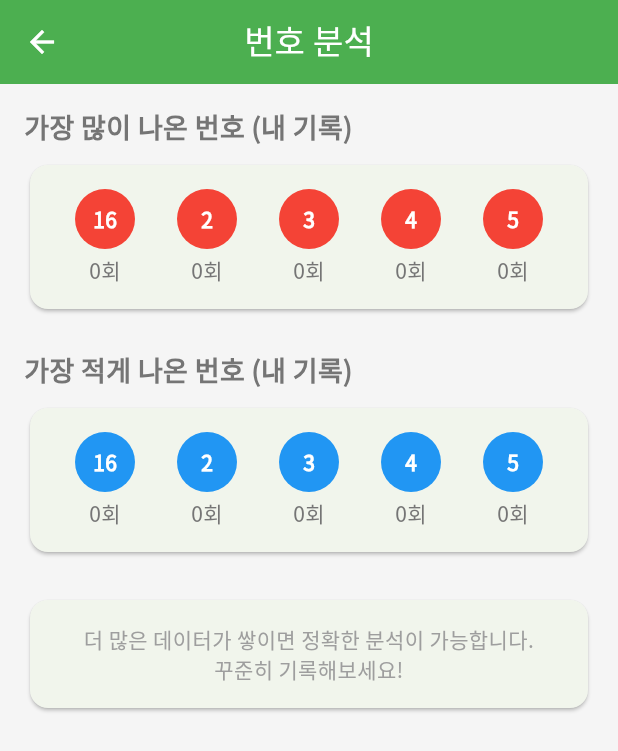
After one commit to kwanghan-bae/clover_wallat_app, a Flutter app: the screen it shows after launch, after a tap on "번호 분석", on a phone screen of 412 x 824 dp. The commit adds this screen. Shown: the top 751 px of the screen. Run offline on Flutter 3.47's test engine with Material 3 defaults, Android fonts, the phone set to English and light mode, and no system bars; our stand-ins replace google_fonts, shared_preferences; missing offline and left inert: mobile_scanner; network calls fail.

Commit message:
Phase 5: 기능 고도화 (QR 스캔, 번호 분석 통계) 구현

```diff
--- a/lib/main.dart
+++ b/lib/main.dart
@@ -8,6 +8,7 @@ import 'package:clover_wallet_app/services/lotto_spot_api_service.dart';
 import 'package:clover_wallet_app/viewmodels/lotto_spot_viewmodel.dart';
 import 'package:clover_wallet_app/viewmodels/history_viewmodel.dart';
 import 'package:clover_wallet_app/services/winning_check_service.dart';
+import 'package:clover_wallet_app/viewmodels/statistics_viewmodel.dart';
 
 void main() {
   runApp(
@@ -37,6 +38,11 @@ void main() {
             winningCheckService: context.read<WinningCheckService>(),
           ),
         ),
+        ChangeNotifierProvider<StatisticsViewModel>(
+          create: (context) => StatisticsViewModel(
+            historyViewModel: context.read<HistoryViewModel>(),
+          ),
+        ),
       ],
       child: const MyApp(),
     ),
--- a/lib/screens/home_screen.dart
+++ b/lib/screens/home_screen.dart
@@ -1,6 +1,8 @@
 import 'package:flutter/material.dart';
 import 'package:clover_wallet_app/screens/history_screen.dart';
 import 'package:clover_wallet_app/screens/hotspot_screen.dart';
+import 'package:clover_wallet_app/screens/qr_scan_screen.dart';
+import 'package:clover_wallet_app/screens/statistics_screen.dart';
 import 'package:clover_wallet_app/screens/community_screen.dart';
 import 'package:clover_wallet_app/screens/mypage_screen.dart';
 import 'package:clover_wallet_app/screens/number_generation_screen.dart';
@@ -49,11 +51,10 @@ class _HomeScreenState extends State<HomeScreen> {
       ),
       floatingActionButton: _selectedIndex == 0
           ? FloatingActionButton(
-              onPressed: () {
+              onPressed: () { // Changed from onTap to onPressed
                 Navigator.push(
                   context,
-                  MaterialPageRoute(
-                      builder: (context) => const NumberGenerationScreen()),
+                  MaterialPageRoute(builder: (context) => const QrScanScreen()), // Changed target screen
                 );
               },
               tooltip: '로또 번호 추첨',
@@ -125,7 +126,20 @@ class DashboardTab extends StatelessWidget {
                         builder: (context) => const NumberGenerationScreen()),
                   );
                 }),
-                _buildQuickAction(context, Icons.qr_code_scanner, 'QR 스캔', () {}),
+                _buildQuickAction(context, Icons.qr_code_scanner, 'QR 스캔', () {
+                  Navigator.push(
+                    context,
+                    MaterialPageRoute(
+                        builder: (context) => const QrScanScreen()),
+                  );
+                }),
+                _buildQuickAction(context, Icons.analytics, '번호 분석', () {
+                  Navigator.push(
+                    context,
+                    MaterialPageRoute(
+                        builder: (context) => const StatisticsScreen()),
+                  );
+                }),
                 _buildQuickAction(context, Icons.map, '명당 찾기', () {
                    // Switch to Hotspot tab? Or navigate?
                    // For now, let's just print
--- /dev/null
+++ b/lib/screens/statistics_screen.dart
@@ -0,0 +1,87 @@
+import 'package:flutter/material.dart';
+import 'package:provider/provider.dart';
+import 'package:clover_wallet_app/viewmodels/statistics_viewmodel.dart';
+
+class StatisticsScreen extends StatelessWidget {
+  const StatisticsScreen({super.key});
+
+  @override
+  Widget build(BuildContext context) {
+    return Scaffold(
+      appBar: AppBar(
+        title: const Text('번호 분석'),
+      ),
+      body: Consumer<StatisticsViewModel>(
+        builder: (context, viewModel, child) {
+          final mostFrequent = viewModel.mostFrequentNumbers;
+          final leastFrequent = viewModel.leastFrequentNumbers;
+
+          return ListView(
+            padding: const EdgeInsets.all(16.0),
+            children: [
+              _buildSectionTitle('가장 많이 나온 번호 (내 기록)'),
+              _buildNumberList(mostFrequent, Colors.red),
+              const SizedBox(height: 24),
+              _buildSectionTitle('가장 적게 나온 번호 (내 기록)'),
+              _buildNumberList(leastFrequent, Colors.blue),
+              const SizedBox(height: 24),
+              const Card(
+                child: Padding(
+                  padding: EdgeInsets.all(16.0),
+                  child: Text(
+                    '더 많은 데이터가 쌓이면 정확한 분석이 가능합니다.\n꾸준히 기록해보세요!',
+                    textAlign: TextAlign.center,
+                    style: TextStyle(color: Colors.grey),
+                  ),
+                ),
+              ),
+            ],
+          );
+        },
+      ),
+    );
+  }
+
+  Widget _buildSectionTitle(String title) {
+    return Padding(
+      padding: const EdgeInsets.only(bottom: 8.0),
+      child: Text(
+        title,
+        style: const TextStyle(fontSize: 18, fontWeight: FontWeight.bold),
+      ),
+    );
+  }
+
+  Widget _buildNumberList(List<MapEntry<int, int>> numbers, Color color) {
+    return Card(
+      child: Padding(
+        padding: const EdgeInsets.all(16.0),
+        child: Row(
+          mainAxisAlignment: MainAxisAlignment.spaceAround,
+          children: numbers.map((entry) {
+            return Column(
+              children: [
+                Container(
+                  width: 40,
+                  height: 40,
+                  decoration: BoxDecoration(
+                    color: color,
+                    shape: BoxShape.circle,
+                  ),
+                  alignment: Alignment.center,
+                  child: Text(
+                    entry.key.toString(),
+                    style: const TextStyle(
+                        color: Colors.white, fontWeight: FontWeight.bold),
+                  ),
+                ),
+                const SizedBox(height: 4),
+                Text('${entry.value}회'),
+              ],
+            );
+          }).toList(),
+        ),
+      ),
+    );
+  }
+}
--- /dev/null
+++ b/lib/viewmodels/statistics_viewmodel.dart
@@ -0,0 +1,36 @@
+import 'package:flutter/material.dart';
+
+import 'package:clover_wallet_app/viewmodels/history_viewmodel.dart';
+
+class StatisticsViewModel extends ChangeNotifier {
+  final HistoryViewModel _historyViewModel;
+
+  StatisticsViewModel({required HistoryViewModel historyViewModel})
+      : _historyViewModel = historyViewModel;
+
+  Map<int, int> get numberFrequency {
+    final frequency = <int, int>{};
+    for (var i = 1; i <= 45; i++) {
+      frequency[i] = 0;
+    }
+
+    for (final entry in _historyViewModel.history) {
+      for (final number in entry.numbers) {
+        frequency[number] = (frequency[number] ?? 0) + 1;
+      }
+    }
+    return frequency;
+  }
+
+  List<MapEntry<int, int>> get mostFrequentNumbers {
+    final sorted = numberFrequency.entries.toList()
+      ..sort((a, b) => b.value.compareTo(a.value));
+    return sorted.take(5).toList();
+  }
+
+  List<MapEntry<int, int>> get leastFrequentNumbers {
+    final sorted = numberFrequency.entries.toList()
+      ..sort((a, b) => a.value.compareTo(b.value));
+    return sorted.take(5).toList();
+  }
+}
--- a/pubspec.yaml
+++ b/pubspec.yaml
@@ -43,6 +43,7 @@ dependencies:
   camera: ^0.10.5+9
   flutter_native_ocr: ^0.1.0
   google_fonts: ^6.3.2
+  mobile_scanner: ^7.1.3
 
 dev_dependencies:
   flutter_test:
```
Also changed, not shown: lib/screens/qr_scan_screen.dart (added, +41 -0 lines), pubspec.lock, 1 other file.
